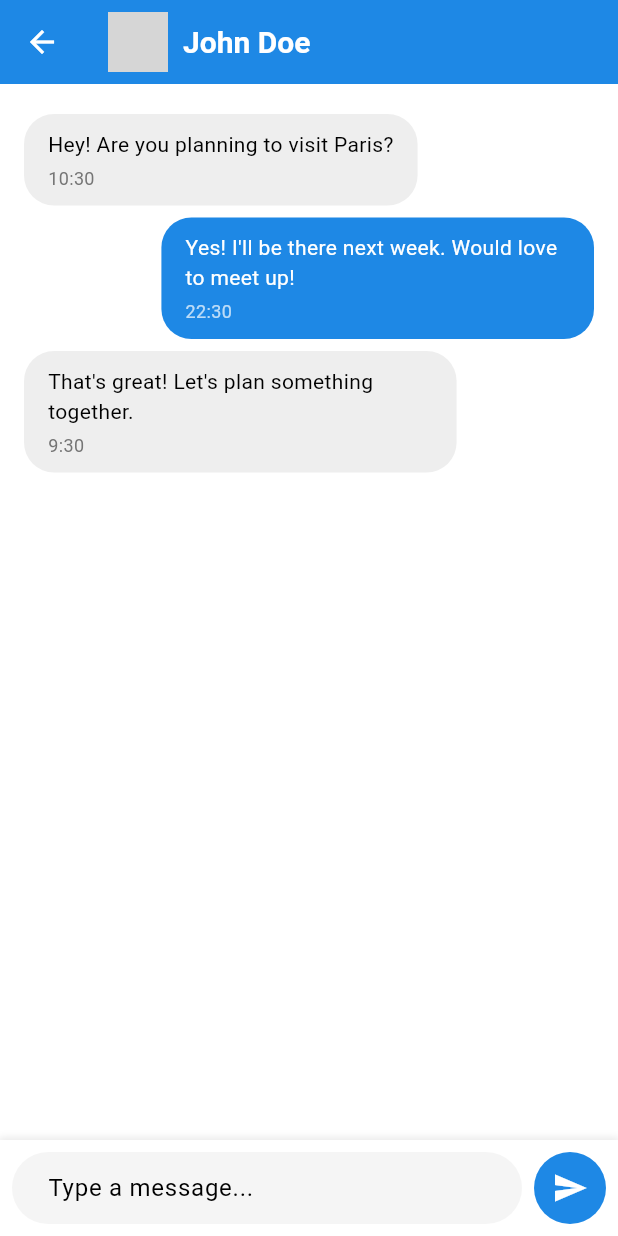
After one commit to Gavriloskii/travel_buddy_finder, a Flutter app: the MessagesScreen screen opened directly, after a tap on "John Doe", on a phone screen of 412 x 824 dp. The commit adds this screen. Run offline on Flutter 3.47's test engine with Material 2 defaults, Android fonts, the phone set to English and light mode, and no system bars; network calls fail; grey boxes are pictures that could not be loaded.

Commit message:
chat fix

```diff
--- /dev/null
+++ b/lib/models/message.dart
@@ -0,0 +1,35 @@
+class Message {
+  final String id;
+  final String senderId;
+  final String receiverId;
+  final String content;
+  final DateTime timestamp;
+
+  Message({
+    required this.id,
+    required this.senderId,
+    required this.receiverId,
+    required this.content,
+    required this.timestamp,
+  });
+
+  // TODO: Add fromJson and toJson methods for API integration
+}
+
+class Conversation {
+  final String id;
+  final String userId; // The other user's ID
+  final String userName;
+  final String userProfilePic;
+  final Message lastMessage;
+
+  Conversation({
+    required this.id,
+    required this.userId,
+    required this.userName,
+    required this.userProfilePic,
+    required this.lastMessage,
+  });
+
+  // TODO: Add fromJson and toJson methods for API integration
+}
--- /dev/null
+++ b/lib/screens/chat/chat_screen.dart
@@ -0,0 +1,237 @@
+import 'package:flutter/material.dart';
+import '../../models/message.dart';
+import '../../theme/app_theme.dart';
+
+class ChatScreen extends StatefulWidget {
+  final Conversation conversation;
+  final VoidCallback? onClose;
+
+  const ChatScreen({
+    Key? key,
+    required this.conversation,
+    this.onClose,
+  }) : super(key: key);
+
+  @override
+  State<ChatScreen> createState() => _ChatScreenState();
+}
+
+class _ChatScreenState extends State<ChatScreen> {
+  final TextEditingController _messageController = TextEditingController();
+  final ScrollController _scrollController = ScrollController();
+
+  // Mock messages for demonstration
+  final List<Message> mockMessages = [
+    Message(
+      id: 'm1',
+      senderId: 'user1',
+      receiverId: 'currentUser',
+      content: 'Hey! Are you planning to visit Paris?',
+      timestamp: DateTime.now().subtract(const Duration(days: 1)),
+    ),
+    Message(
+      id: 'm2',
+      senderId: 'currentUser',
+      receiverId: 'user1',
+      content: 'Yes! I\'ll be there next week. Would love to meet up!',
+      timestamp: DateTime.now().subtract(const Duration(hours: 12)),
+    ),
+    Message(
+      id: 'm3',
+      senderId: 'user1',
+      receiverId: 'currentUser',
+      content: 'That\'s great! Let\'s plan something together.',
+      timestamp: DateTime.now().subtract(const Duration(hours: 1)),
+    ),
+    // TODO: Replace with real-time messages from backend
+  ];
+
+  @override
+  Widget build(BuildContext context) {
+    return Scaffold(
+      appBar: AppBar(
+        leading: IconButton(
+          icon: const Icon(Icons.arrow_back),
+          onPressed: () {
+            if (widget.onClose != null) {
+              widget.onClose!();
+            } else {
+              Navigator.pop(context);
+            }
+          },
+        ),
+        title: Row(
+          children: [
+            CircleAvatar(
+              backgroundColor: AppTheme.primaryBlue.withOpacity(0.2),
+              foregroundImage: NetworkImage(widget.conversation.userProfilePic),
+              onForegroundImageError: (_, __) {},
+              child: Icon(
+                Icons.person,
+                color: AppTheme.primaryBlue,
+                size: 24,
+              ),
+              radius: 20,
+            ),
+            const SizedBox(width: 10),
+            Text(widget.conversation.userName),
+          ],
+        ),
+        backgroundColor: AppTheme.primaryBlue,
+      ),
+      body: Column(
+        children: [
+          Expanded(
+            child: ListView.builder(
+              controller: _scrollController,
+              padding: const EdgeInsets.all(16),
+              itemCount: mockMessages.length,
+              itemBuilder: (context, index) {
+                final message = mockMessages[index];
+                final isCurrentUser = message.senderId == 'currentUser';
+                return MessageBubble(
+                  message: message,
+                  isCurrentUser: isCurrentUser,
+                );
+              },
+            ),
+          ),
+          _buildMessageInput(),
+        ],
+      ),
+    );
+  }
+
+  Widget _buildMessageInput() {
+    return Container(
+      padding: const EdgeInsets.all(8),
+      decoration: BoxDecoration(
+        color: Colors.white,
+        boxShadow: [
+          BoxShadow(
+            color: Colors.grey.withOpacity(0.2),
+            spreadRadius: 1,
+            blurRadius: 3,
+            offset: const Offset(0, -1),
+          ),
+        ],
+      ),
+      child: Row(
+        children: [
+          Expanded(
+            child: TextField(
+              controller: _messageController,
+              decoration: InputDecoration(
+                hintText: 'Type a message...',
+                border: OutlineInputBorder(
+                  borderRadius: BorderRadius.circular(25),
+                  borderSide: BorderSide.none,
+                ),
+                filled: true,
+                fillColor: Colors.grey[100],
+                contentPadding: const EdgeInsets.symmetric(
+                  horizontal: 20,
+                  vertical: 10,
+                ),
+              ),
+            ),
+          ),
+          const SizedBox(width: 8),
+          Container(
+            decoration: BoxDecoration(
+              color: AppTheme.primaryBlue,
+              shape: BoxShape.circle,
+            ),
+            child: IconButton(
+              icon: const Icon(Icons.send, color: Colors.white),
+              onPressed: _sendMessage,
+            ),
+          ),
+        ],
+      ),
+    );
+  }
+
+  void _sendMessage() {
+    if (_messageController.text.trim().isEmpty) return;
+
+    // TODO: Implement real-time message sending
+    setState(() {
+      mockMessages.add(
+        Message(
+          id: DateTime.now().toString(),
+          senderId: 'currentUser',
+          receiverId: widget.conversation.userId,
+          content: _messageController.text.trim(),
+          timestamp: DateTime.now(),
+        ),
+      );
+    });
+
+    _messageController.clear();
+    _scrollController.animateTo(
+      _scrollController.position.maxScrollExtent + 100,
+      duration: const Duration(milliseconds: 300),
+      curve: Curves.easeOut,
+    );
+  }
+
+  @override
+  void dispose() {
+    _messageController.dispose();
+    _scrollController.dispose();
+    super.dispose();
+  }
+}
+
+class MessageBubble extends StatelessWidget {
+  final Message message;
+  final bool isCurrentUser;
+
+  const MessageBubble({
+    Key? key,
+    required this.message,
+    required this.isCurrentUser,
+  }) : super(key: key);
+
+  @override
+  Widget build(BuildContext context) {
+    return Align(
+      alignment: isCurrentUser ? Alignment.centerRight : Alignment.centerLeft,
+      child: Container(
+        margin: const EdgeInsets.symmetric(vertical: 4),
+        padding: const EdgeInsets.symmetric(horizontal: 16, vertical: 10),
+        decoration: BoxDecoration(
+          color: isCurrentUser ? AppTheme.primaryBlue : Colors.grey[200],
+          borderRadius: BorderRadius.circular(20),
+        ),
+        constraints: BoxConstraints(
+          maxWidth: MediaQuery.of(context).size.width * 0.7,
+        ),
+        child: Column(
+          crossAxisAlignment: CrossAxisAlignment.start,
+          children: [
+            Text(
+              message.content,
+              style: TextStyle(
+                color: isCurrentUser ? Colors.white : Colors.black,
+              ),
+            ),
+            const SizedBox(height: 4),
+            Text(
+              _formatTimestamp(message.timestamp),
+              style: TextStyle(
+                fontSize: 12,
+                color: isCurrentUser ? Colors.white70 : Colors.grey[600],
+              ),
+            ),
+          ],
+        ),
+      ),
+    );
+  }
+
+  String _formatTimestamp(DateTime timestamp) {
+    return '${timestamp.hour}:${timestamp.minute.toString().padLeft(2, '0')}';
+  }
+}
--- a/lib/screens/sections/messages_screen.dart
+++ b/lib/screens/sections/messages_screen.dart
@@ -1,15 +1,167 @@
 import 'package:flutter/material.dart';
+import '../../models/message.dart';
+import '../../theme/app_theme.dart';
+import '../chat/chat_screen.dart';
 
-class MessagesScreen extends StatelessWidget {
-  const MessagesScreen({super.key});
+class MessagesScreen extends StatefulWidget {
+  // Static variable to persist selected conversation
+  static Conversation? persistedConversation;
+
+  // Mock data for conversations
+  static final List<Conversation> mockConversations = [
+    Conversation(
+      id: '1',
+      userId: 'user1',
+      userName: 'John Doe',
+      userProfilePic: 'https://ui-avatars.com/api/?name=John+Doe&background=random',
+      lastMessage: Message(
+        id: 'm1',
+        senderId: 'user1',
+        receiverId: 'currentUser',
+        content: 'Hey, want to meet up in Paris?',
+        timestamp: DateTime.now().subtract(const Duration(minutes: 5)),
+      ),
+    ),
+    Conversation(
+      id: '2',
+      userId: 'user2',
+      userName: 'Jane Smith',
+      userProfilePic: 'https://ui-avatars.com/api/?name=Jane+Smith&background=random',
+      lastMessage: Message(
+        id: 'm2',
+        senderId: 'currentUser',
+        receiverId: 'user2',
+        content: 'The Louvre was amazing!',
+        timestamp: DateTime.now().subtract(const Duration(hours: 1)),
+      ),
+    ),
+    // TODO: Replace with real data from backend
+  ];
+
+  const MessagesScreen({Key? key}) : super(key: key);
+
+  @override
+  State<MessagesScreen> createState() => _MessagesScreenState();
+}
+
+class _MessagesScreenState extends State<MessagesScreen> {
+  @override
+  void initState() {
+    super.initState();
+    // Initialize state from persisted conversation
+    selectedConversation = MessagesScreen.persistedConversation;
+  }
+
+  Conversation? selectedConversation;
+
+  void _handleConversationSelected(Conversation conversation) {
+    setState(() {
+      selectedConversation = conversation;
+      // Update persisted conversation
+      MessagesScreen.persistedConversation = conversation;
+    });
+  }
+
+  void _handleBackToList() {
+    setState(() {
+      selectedConversation = null;
+      // Clear persisted conversation
+      MessagesScreen.persistedConversation = null;
+    });
+  }
 
   @override
   Widget build(BuildContext context) {
-    return const Center(
-      child: Text(
-        'Messages Screen',
-        style: TextStyle(fontSize: 24),
+    if (selectedConversation != null) {
+      return WillPopScope(
+        onWillPop: () async {
+          _handleBackToList();
+          return false;
+        },
+        child: ChatScreen(
+          conversation: selectedConversation!,
+          onClose: _handleBackToList,
+        ),
+      );
+    }
+
+    return Scaffold(
+      appBar: AppBar(
+        title: const Text('Messages'),
+        backgroundColor: AppTheme.primaryBlue,
+      ),
+      body: ListView.builder(
+        itemCount: MessagesScreen.mockConversations.length,
+        itemBuilder: (context, index) {
+          final conversation = MessagesScreen.mockConversations[index];
+          return ConversationTile(
+            conversation: conversation,
+            onTap: () => _handleConversationSelected(conversation),
+          );
+        },
       ),
     );
   }
 }
+
+class ConversationTile extends StatelessWidget {
+  final Conversation conversation;
+  final VoidCallback onTap;
+
+  const ConversationTile({
+    Key? key,
+    required this.conversation,
+    required this.onTap,
+  }) : super(key: key);
+
+  @override
+  Widget build(BuildContext context) {
+    return ListTile(
+      leading: CircleAvatar(
+        backgroundColor: AppTheme.primaryBlue.withOpacity(0.2),
+        foregroundImage: NetworkImage(conversation.userProfilePic),
+        onForegroundImageError: (_, __) {},
+        child: Icon(
+          Icons.person,
+          color: AppTheme.primaryBlue,
+          size: 30,
+        ),
+        radius: 25,
+      ),
+      title: Text(
+        conversation.userName,
+        style: const TextStyle(
+          fontWeight: FontWeight.bold,
+        ),
+      ),
+      subtitle: Text(
+        conversation.lastMessage.content,
+        maxLines: 1,
+        overflow: TextOverflow.ellipsis,
+      ),
+      trailing: Text(
+        _formatTimestamp(conversation.lastMessage.timestamp),
+        style: const TextStyle(
+          color: Colors.grey,
+          fontSize: 12,
+        ),
+      ),
+      onTap: onTap,
+    );
+  }
+
+  String _formatTimestamp(DateTime timestamp) {
+    final now = DateTime.now();
+    final difference = now.difference(timestamp);
+
+    if (difference.inDays > 0) {
+      return '${difference.inDays}d';
+    } else if (difference.inHours > 0) {
+      return '${difference.inHours}h';
+    } else if (difference.inMinutes > 0) {
+      return '${difference.inMinutes}m';
+    } else {
+      return 'now';
+    }
+  }
+}
```
Also changed, not shown: assets/default_avatar.png (added).
